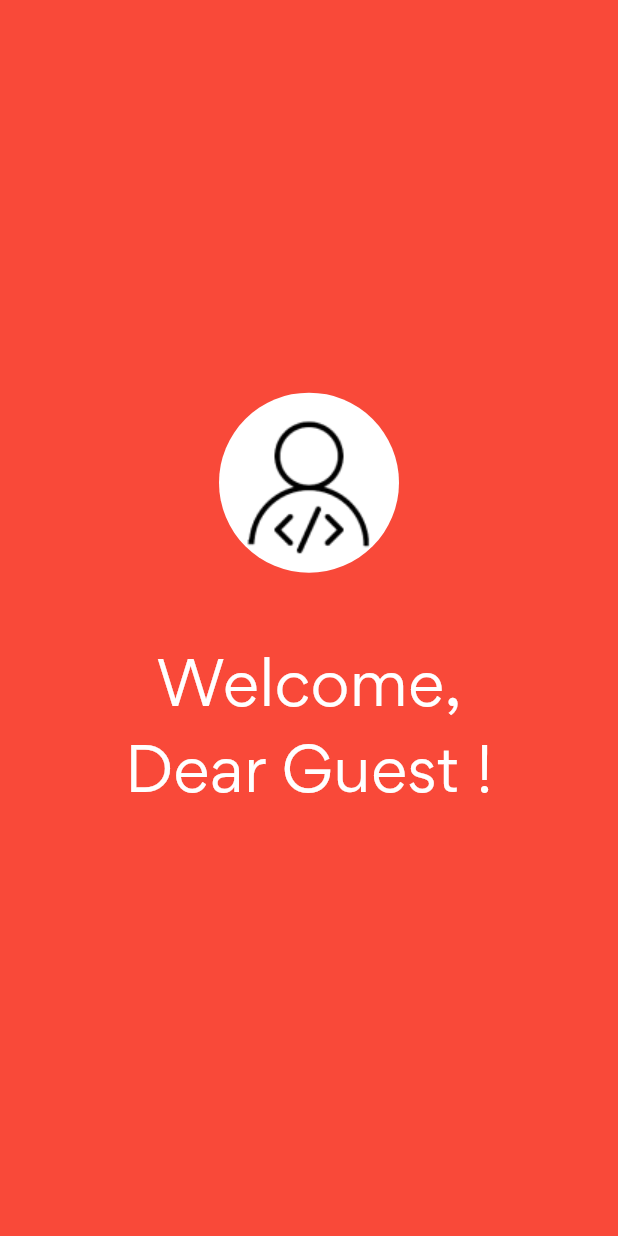
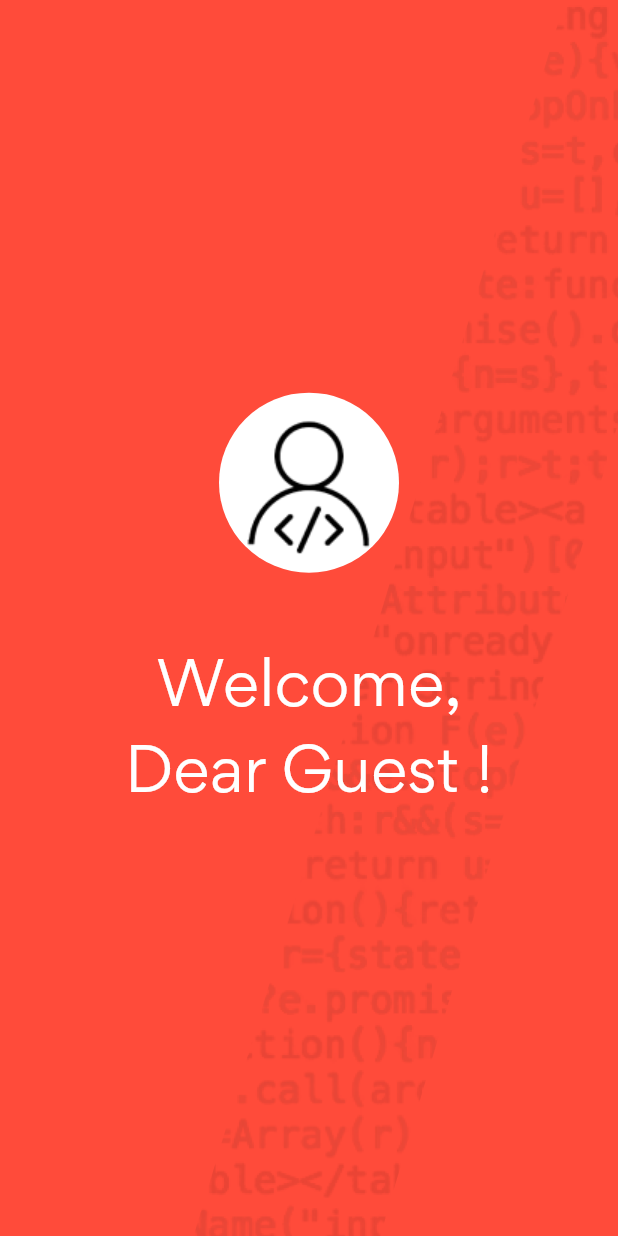
Before and after one commit to natnael-OQP/addis_coder, a Flutter app: the DearGuestScreen screen opened directly, on a phone screen of 412 x 824 dp. Run offline on Flutter 3.47's test engine with Material 2 defaults, Android fonts, the phone set to English and light mode, and no system bars; our stand-ins replace gap, hexcolor; missing offline and left inert: code_editor; network calls fail.

Commit message:
set background image

```diff
--- a/lib/screen/welcome/dear_guest_screen.dart
+++ b/lib/screen/welcome/dear_guest_screen.dart
@@ -1,6 +1,5 @@
 import 'package:flutter/material.dart';
 import 'package:gap/gap.dart';
-import 'package:hexcolor/hexcolor.dart';
 
 class DearGuestScreen extends StatelessWidget {
   const DearGuestScreen({super.key});
@@ -8,10 +7,18 @@ class DearGuestScreen extends StatelessWidget {
   @override
   Widget build(BuildContext context) {
     final height = MediaQuery.of(context).size.height;
+    final width = MediaQuery.of(context).size.width;
 
     return Scaffold(
-      backgroundColor: HexColor("#F94939"),
       body: Container(
+        decoration: const BoxDecoration(
+          image: DecorationImage(
+            fit: BoxFit.cover,
+            image: AssetImage(
+              "assets/images/Welcome guest.png",
+            ),
+          ),
+        ),
         padding: EdgeInsets.only(bottom: height * .02),
         child: Center(
           child: Column(
```
